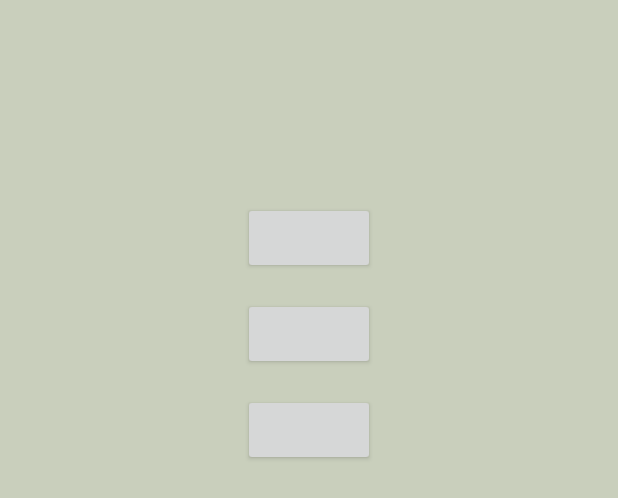
After one commit to evillage/evillage-android-demo, an Android app: the layout activity_detailed_message.xml on its own in the app's theme, with its tools: preview values and no code run, on a phone screen of 412 x 824 dp. The commit adds this screen. Shown: the top 498 px of the screen. Run offline under Robolectric (Android 15) with nearby library versions, the phone set to English and light mode, and no system bars.

Commit message:
- create Application class to init Clang library - added layout for DetailedMessage activity that was removed from the SDK - added notification icon for notifications that was removed from the SDK - updated demo to use latest version of the library - cleared build gradle - updated rest of libraries - closed a crash when submitting color without selecting a value

```diff
--- a/app/src/main/AndroidManifest.xml
+++ b/app/src/main/AndroidManifest.xml
@@ -5,6 +5,7 @@
     <uses-permission android:name="android.permission.INTERNET"/>
 
     <application
+        android:name=".App"
         android:allowBackup="true"
         android:icon="@mipmap/ic_launcher"
         android:label="@string/app_name"
--- a/app/src/main/java/nl/evillage/notifications/ClangIntentService.kt
+++ b/app/src/main/java/nl/evillage/notifications/ClangIntentService.kt
@@ -7,16 +7,14 @@ import androidx.core.app.NotificationManagerCompat
 import nl.worth.clangnotifications.Clang
 
 internal class ClangIntentService : IntentService("ClangIntentService") {
-    lateinit var clang : Clang
 
     override fun onHandleIntent(intent: Intent?) {
-        clang = Clang.getInstance(applicationContext,"46b6dfb6-d5fe-47b1-b4a2-b92cbb30f0a5", "63f4bf70-2a0d-4eb2-b35a-531da0a61b20")
 
         val actionId = intent?.getStringExtra("actionId")
         val notificationId = intent?.getStringExtra("notificationId")
 
         if (notificationId != null && actionId != null) {
-            clang.logNotificationAction(actionId, notificationId,
+            Clang.getInstance().logNotificationAction(actionId, notificationId,
                 {
                     Toast.makeText(applicationContext, "Thank you for your submit!", Toast.LENGTH_LONG).show()
                 },
--- /dev/null
+++ b/app/src/main/res/layout/activity_detailed_message.xml
@@ -0,0 +1,69 @@
+<?xml version="1.0" encoding="utf-8"?>
+<androidx.constraintlayout.widget.ConstraintLayout
+    xmlns:android="http://schemas.android.com/apk/res/android"
+    xmlns:app="http://schemas.android.com/apk/res-auto"
+    android:layout_width="match_parent"
+    android:layout_height="match_parent"
+    android:background="#c9cfbc">
+
+    <androidx.appcompat.widget.AppCompatTextView
+        android:id="@+id/title"
+        android:layout_width="wrap_content"
+        android:layout_height="wrap_content"
+        app:layout_constraintTop_toTopOf="parent"
+        app:layout_constraintStart_toStartOf="parent"
+        app:layout_constraintEnd_toEndOf="parent"
+        android:layout_marginTop="48dp"
+        android:layout_marginEnd="32dp"
+        android:layout_marginStart="32dp"
+        android:textSize="24sp"/>
+
+    <androidx.appcompat.widget.AppCompatTextView
+        android:id="@+id/description"
+        android:layout_width="wrap_content"
+        android:layout_height="wrap_content"
+        app:layout_constraintTop_toBottomOf="@id/title"
+        app:layout_constraintStart_toStartOf="parent"
+        app:layout_constraintEnd_toEndOf="parent"
+        android:layout_marginTop="16dp"
+        android:layout_marginEnd="32dp"
+        android:layout_marginStart="32dp"
+        android:textSize="16sp"/>
+
+    <Button
+        android:id="@+id/action1"
+        android:layout_width="wrap_content"
+        android:layout_height="wrap_content"
+        app:layout_constraintTop_toBottomOf="@id/description"
+        app:layout_constraintStart_toStartOf="parent"
+        app:layout_constraintEnd_toEndOf="parent"
+        android:layout_marginTop="16dp"
+        android:layout_marginEnd="32dp"
+        android:layout_marginStart="32dp"
+        android:textSize="16sp"/>
+
+    <Button
+        android:id="@+id/action2"
+        android:layout_width="wrap_content"
+        android:layout_height="wrap_content"
+        app:layout_constraintTop_toBottomOf="@id/action1"
+        app:layout_constraintStart_toStartOf="parent"
+        app:layout_constraintEnd_toEndOf="parent"
+        android:layout_marginTop="16dp"
+        android:layout_marginEnd="32dp"
+        android:layout_marginStart="32dp"
+        android:textSize="16sp"/>
+
+    <Button
+        android:id="@+id/action3"
+        android:layout_width="wrap_content"
+        android:layout_height="wrap_content"
+        app:layout_constraintTop_toBottomOf="@id/action2"
+        app:layout_constraintStart_toStartOf="parent"
+        app:layout_constraintEnd_toEndOf="parent"
+        android:layout_marginTop="16dp"
+        android:layout_marginEnd="32dp"
+        android:layout_marginStart="32dp"
+        android:textSize="16sp"/>
+
+</androidx.constraintlayout.widget.ConstraintLayout>
--- a/app/src/main/res/values/strings.xml
+++ b/app/src/main/res/values/strings.xml
@@ -1,5 +1,7 @@
 <resources>
     <string name="app_name">EvillageDemoApp</string>
+    <string name="default_fcm_channel_id">channel-01</string>
+
     <string name="main_text">Choose wisely the needed button</string>
     <string name="register">Register</string>
     <string name="add_to_basket">Add to basket</string>
```
Also changed, not shown: app/build.gradle (+3 -7 lines), app/src/main/java/nl/evillage/App.java (added, +14 -0 lines), app/src/main/java/nl/evillage/notifications/ClangFirebaseMessagingService.kt (+22 -42 lines), app/src/main/java/nl/evillage/ui/MainActivity.kt (+15 -1 lines), app/src/main/java/nl/evillage/ui/NotificationClickedActivity.kt (+21 -22 lines), app/src/main/java/nl/evillage/ui/poll/PollFragment.kt (+15 -8 lines), build.gradle (+7 -4 lines), app/src/main/res/drawable/notification_icon.png (added).
